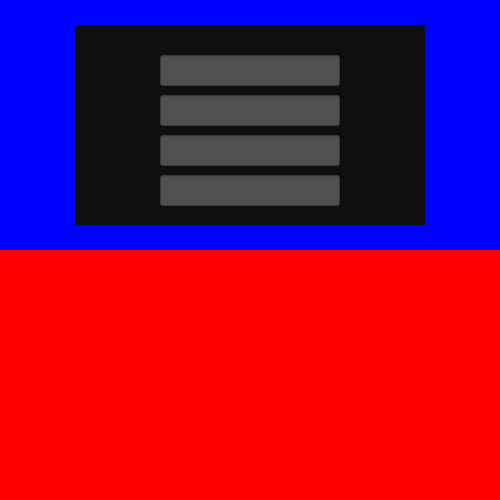
First picture: the form in ui/Calculator.ui, repository dougAriza/Calculator, before the edit.
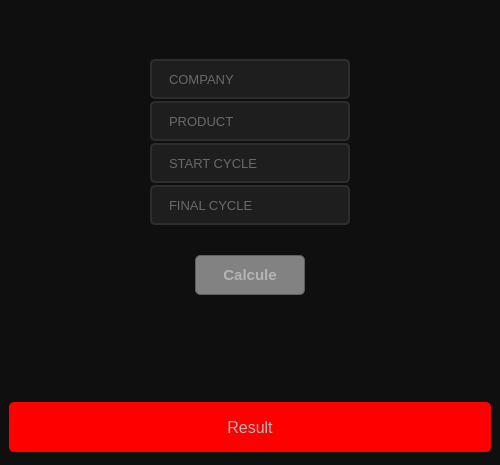
Second picture: the form after the edit.

Commit message: Create the calculator interface

The edit to the form file:
```diff
--- a/ui/Calculator.ui
+++ b/ui/Calculator.ui
@@ -7,12 +7,21 @@
     <x>0</x>
     <y>0</y>
     <width>500</width>
-    <height>500</height>
+    <height>465</height>
    </rect>
   </property>
+  <property name="font">
+   <font>
+    <family>Segoe UI</family>
+    <pointsize>10</pointsize>
+   </font>
+  </property>
   <property name="windowTitle">
    <string>MainWindow</string>
   </property>
+  <property name="styleSheet">
+   <string notr="true">color: rgb(180, 180, 180);</string>
+  </property>
   <widget class="QWidget" name="centralwidget">
    <layout class="QVBoxLayout" name="verticalLayout">
     <property name="spacing">
@@ -31,7 +40,7 @@
      <number>0</number>
     </property>
     <item>
-     <widget class="QFrame" name="info_frame">
+     <widget class="QFrame" name="content">
       <property name="maximumSize">
        <size>
         <width>16777215</width>
@@ -39,7 +48,7 @@
        </size>
       </property>
       <property name="styleSheet">
-       <string notr="true">background-color: rgb(0, 0, 255);</string>
+       <string notr="true">;background-color: rgb(15, 15, 15); </string>
       </property>
       <property name="frameShape">
        <enum>QFrame::NoFrame</enum>
@@ -67,15 +76,15 @@
         <number>0</number>
        </property>
        <item>
-        <widget class="QFrame" name="frame">
+        <widget class="QFrame" name="info_frame">
          <property name="maximumSize">
           <size>
            <width>350</width>
-           <height>200</height>
+           <height>300</height>
           </size>
          </property>
          <property name="styleSheet">
-          <string notr="true">background-color: rgb(15, 15, 15);</string>
+          <string notr="true">background-color: rgb(15, 15, 15); </string>
          </property>
          <property name="frameShape">
           <enum>QFrame::NoFrame</enum>
@@ -89,53 +98,180 @@
          <widget class="QLineEdit" name="startCycle_lineEdit">
           <property name="geometry">
            <rect>
-            <x>85</x>
-            <y>110</y>
-            <width>180</width>
-            <height>31</height>
+            <x>75</x>
+            <y>98</y>
+            <width>200</width>
+            <height>40</height>
            </rect>
           </property>
+          <property name="font">
+           <font>
+            <family>Segoe UI</family>
+            <pointsize>10</pointsize>
+           </font>
+          </property>
           <property name="styleSheet">
-           <string notr="true">background-color: rgb(80, 80, 80);</string>
+           <string notr="true">QLineEdit {
+	background-color: rgb(30, 30, 30);	
+	border: 2px solid rgb(45, 45, 45);
+	padding-left: 15px;
+	border-radius: 5px;
+}
+QLineEdit:hover {
+	background-color: rgb(35, 35, 35);	
+	border: 2px solid rgb(60, 60, 60);
+}
+QLineEdit:focus {
+	background-color: rgb(45, 45, 45);	
+	border: 2px solid rgb(255, 241, 32);
+}</string>
+          </property>
+          <property name="placeholderText">
+           <string>START CYCLE</string>
           </property>
          </widget>
          <widget class="QLineEdit" name="finalCycle_lineEdit">
           <property name="geometry">
            <rect>
-            <x>85</x>
-            <y>150</y>
-            <width>180</width>
-            <height>31</height>
+            <x>75</x>
+            <y>140</y>
+            <width>200</width>
+            <height>40</height>
            </rect>
           </property>
+          <property name="font">
+           <font>
+            <family>Segoe UI</family>
+            <pointsize>10</pointsize>
+           </font>
+          </property>
           <property name="styleSheet">
-           <string notr="true">background-color: rgb(80, 80, 80);</string>
+           <string notr="true">QLineEdit {
+	background-color: rgb(30, 30, 30);	
+	border: 2px solid rgb(45, 45, 45);
+	padding-left: 15px;
+	border-radius: 5px;
+}
+QLineEdit:hover {
+	background-color: rgb(35, 35, 35);	
+	border: 2px solid rgb(60, 60, 60);
+}
+QLineEdit:focus {
+	background-color: rgb(45, 45, 45);	
+	border: 2px solid rgb(255, 241, 32);
+}</string>
+          </property>
+          <property name="placeholderText">
+           <string>FINAL CYCLE</string>
           </property>
          </widget>
          <widget class="QLineEdit" name="company_lineEdit">
           <property name="geometry">
            <rect>
-            <x>85</x>
-            <y>30</y>
-            <width>180</width>
-            <height>31</height>
+            <x>75</x>
+            <y>14</y>
+            <width>200</width>
+            <height>40</height>
            </rect>
           </property>
+          <property name="font">
+           <font>
+            <family>Segoe UI</family>
+            <pointsize>10</pointsize>
+           </font>
+          </property>
           <property name="styleSheet">
-           <string notr="true">background-color: rgb(80, 80, 80);</string>
+           <string notr="true">QLineEdit {
+	background-color: rgb(30, 30, 30);	
+	border: 2px solid rgb(45, 45, 45);
+	padding-left: 15px;
+	border-radius: 5px;
+}
+QLineEdit:hover {
+	background-color: rgb(35, 35, 35);	
+	border: 2px solid rgb(60, 60, 60);
+}
+QLineEdit:focus {
+	background-color: rgb(45, 45, 45);	
+	border: 2px solid rgb(255, 241, 32);
+}</string>
+          </property>
+          <property name="placeholderText">
+           <string>COMPANY</string>
           </property>
          </widget>
          <widget class="QLineEdit" name="product_lineEdit">
           <property name="geometry">
            <rect>
-            <x>85</x>
-            <y>70</y>
-            <width>180</width>
-            <height>31</height>
+            <x>75</x>
+            <y>56</y>
+            <width>200</width>
+            <height>40</height>
            </rect>
           </property>
+          <property name="font">
+           <font>
+            <family>Segoe UI</family>
+            <pointsize>10</pointsize>
+           </font>
+          </property>
           <property name="styleSheet">
-           <string notr="true">background-color: rgb(80, 80, 80);</string>
+           <string notr="true">QLineEdit {
+	background-color: rgb(30, 30, 30);	
+	border: 2px solid rgb(45, 45, 45);
+	padding-left: 15px;
+	border-radius: 5px;
+}
+QLineEdit:hover {
+	background-color: rgb(35, 35, 35);	
+	border: 2px solid rgb(60, 60, 60);
+}
+QLineEdit:focus {
+	background-color: rgb(45, 45, 45);	
+	border: 2px solid rgb(255, 241, 32);
+}</string>
+          </property>
+          <property name="placeholderText">
+           <string>PRODUCT</string>
+          </property>
+         </widget>
+         <widget class="QPushButton" name="calcule_pushButton">
+          <property name="geometry">
+           <rect>
+            <x>120</x>
+            <y>210</y>
+            <width>110</width>
+            <height>40</height>
+           </rect>
+          </property>
+          <property name="font">
+           <font>
+            <family>Segoe UI</family>
+            <pointsize>11</pointsize>
+            <weight>75</weight>
+            <bold>true</bold>
+           </font>
+          </property>
+          <property name="styleSheet">
+           <string notr="true">QPushButton {
+	background-color: rgb(130, 130, 130);
+	border: 1px solid rgb(95, 95, 95);
+	border-radius: 5px;
+}
+QPushButton:hover {
+	background-color: rgb(140, 140, 140);
+	border: 1px solid rgb(115, 115, 115);
+}
+QPushButton:pressed {
+	background-color: rgb(255, 241, 32);
+	
+	color: rgb(255, 0, 0);
+	border: 1px solid rgb(120, 120, 120);
+}
+</string>
+          </property>
+          <property name="text">
+           <string>Calcule</string>
           </property>
          </widget>
         </widget>
@@ -145,8 +281,14 @@
     </item>
     <item>
      <widget class="QFrame" name="result_frame">
+      <property name="maximumSize">
+       <size>
+        <width>16777215</width>
+        <height>75</height>
+       </size>
+      </property>
       <property name="styleSheet">
-       <string notr="true">background-color: rgb(255, 0, 0);</string>
+       <string notr="true">background-color: rgb(15, 15, 15); </string>
       </property>
       <property name="frameShape">
        <enum>QFrame::NoFrame</enum>
@@ -157,6 +299,34 @@
       <property name="lineWidth">
        <number>0</number>
       </property>
+      <layout class="QVBoxLayout" name="verticalLayout_2">
+       <item>
+        <widget class="QLabel" name="label">
+         <property name="maximumSize">
+          <size>
+           <width>16777215</width>
+           <height>50</height>
+          </size>
+         </property>
+         <property name="font">
+          <font>
+           <family>Segoe UI</family>
+           <pointsize>12</pointsize>
+          </font>
+         </property>
+         <property name="styleSheet">
+          <string notr="true">background-color: rgb(255, 0, 0);
+border-radius: 5px</string>
+         </property>
+         <property name="text">
+          <string>Result</string>
+         </property>
+         <property name="alignment">
+          <set>Qt::AlignCenter</set>
+         </property>
+        </widget>
+       </item>
+      </layout>
      </widget>
     </item>
    </layout>
```
